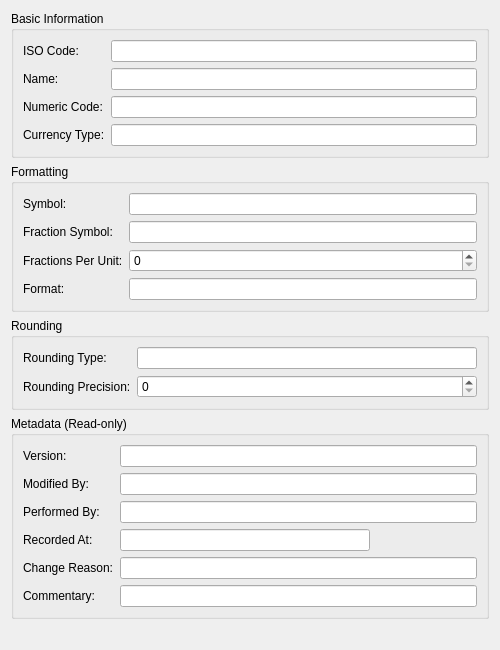
Old version of the form projects/ores.qt/ui/CurrencyDetailDialog.ui in the repository OreStudio/OreStudio.
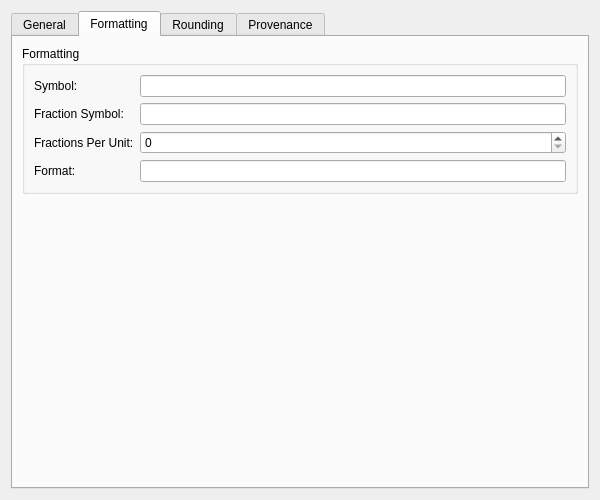
New version of the form. The open tabs and pages were chosen to show the change. Custom widgets are drawn as their Qt base class.

Commit message: [qt] Standardise all detail dialogs with tabbed layout

```diff
--- a/projects/ores.qt/ui/CurrencyDetailDialog.ui
+++ b/projects/ores.qt/ui/CurrencyDetailDialog.ui
@@ -6,10 +6,16 @@
    <rect>
     <x>0</x>
     <y>0</y>
-    <width>500</width>
-    <height>650</height>
+    <width>600</width>
+    <height>500</height>
    </rect>
   </property>
+  <property name="minimumSize">
+   <size>
+    <width>600</width>
+    <height>500</height>
+   </size>
+  </property>
   <property name="sizePolicy">
    <sizepolicy hsizetype="Preferred" vsizetype="Preferred">
     <horstretch>0</horstretch>
@@ -21,6 +27,12 @@
   </property>
   <layout class="QVBoxLayout" name="verticalLayout">
    <item>
+    <widget class="QTabWidget" name="tabWidget">
+     <property name="currentIndex"><number>0</number></property>
+     <widget class="QWidget" name="generalTab">
+      <attribute name="title"><string>General</string></attribute>
+      <layout class="QVBoxLayout" name="generalLayout">
+       <item>
     <widget class="QGroupBox" name="basicInfoGroup">
      <property name="title">
       <string>Basic Information</string>
@@ -74,6 +86,24 @@
     </widget>
    </item>
    <item>
+        <spacer name="verticalSpacer">
+         <property name="orientation">
+          <enum>Qt::Vertical</enum>
+         </property>
+         <property name="sizeHint" stdset="0">
+          <size>
+           <width>20</width>
+           <height>40</height>
+          </size>
+         </property>
+        </spacer>
+       </item>
+      </layout>
+     </widget>
+     <widget class="QWidget" name="formattingTab">
+      <attribute name="title"><string>Formatting</string></attribute>
+      <layout class="QVBoxLayout" name="formattingLayout">
+       <item>
     <widget class="QGroupBox" name="formattingGroup">
      <property name="title">
       <string>Formatting</string>
@@ -127,6 +157,24 @@
     </widget>
    </item>
    <item>
+        <spacer name="verticalSpacer_2">
+         <property name="orientation">
+          <enum>Qt::Vertical</enum>
+         </property>
+         <property name="sizeHint" stdset="0">
+          <size>
+           <width>20</width>
+           <height>40</height>
+          </size>
+         </property>
+        </spacer>
+       </item>
+      </layout>
+     </widget>
+     <widget class="QWidget" name="roundingTab">
+      <attribute name="title"><string>Rounding</string></attribute>
+      <layout class="QVBoxLayout" name="roundingLayout">
+       <item>
     <widget class="QGroupBox" name="roundingGroup">
      <property name="title">
       <string>Rounding</string>
@@ -163,106 +211,7 @@
     </widget>
    </item>
    <item>
-    <widget class="QGroupBox" name="metadataGroup">
-     <property name="title">
-      <string>Metadata (Read-only)</string>
-     </property>
-     <layout class="QFormLayout" name="formLayout_4">
-      <item row="0" column="0">
-       <widget class="QLabel" name="labelVersion">
-        <property name="text">
-         <string>Version:</string>
-        </property>
-       </widget>
-      </item>
-      <item row="0" column="1">
-       <widget class="QLineEdit" name="versionEdit">
-        <property name="readOnly">
-         <bool>true</bool>
-        </property>
-       </widget>
-      </item>
-      <item row="1" column="0">
-       <widget class="QLabel" name="labelModifiedBy">
-        <property name="text">
-         <string>Modified By:</string>
-        </property>
-       </widget>
-      </item>
-      <item row="1" column="1">
-       <widget class="QLineEdit" name="modifiedByEdit">
-        <property name="readOnly">
-         <bool>true</bool>
-        </property>
-       </widget>
-      </item>
-      <item row="2" column="0">
-       <widget class="QLabel" name="labelPerformedBy">
-        <property name="text">
-         <string>Performed By:</string>
-        </property>
-       </widget>
-      </item>
-      <item row="2" column="1">
-       <widget class="QLineEdit" name="performedByEdit">
-        <property name="readOnly">
-         <bool>true</bool>
-        </property>
-       </widget>
-      </item>
-      <item row="3" column="0">
-       <widget class="QLabel" name="labelRecordedAt">
-        <property name="text">
-         <string>Recorded At:</string>
-        </property>
-       </widget>
-      </item>
-      <item row="3" column="1">
-       <widget class="QLineEdit" name="recordedAtEdit">
-        <property name="readOnly">
-         <bool>true</bool>
-        </property>
-        <property name="maximumSize">
-         <size>
-          <width>250</width>
-          <height>16777215</height>
-         </size>
-        </property>
-       </widget>
-      </item>
-      <item row="4" column="0">
-       <widget class="QLabel" name="labelChangeReason">
-        <property name="text">
-         <string>Change Reason:</string>
-        </property>
-       </widget>
-      </item>
-      <item row="4" column="1">
-       <widget class="QLineEdit" name="changeReasonEdit">
-        <property name="readOnly">
-         <bool>true</bool>
-        </property>
-       </widget>
-      </item>
-      <item row="5" column="0">
-       <widget class="QLabel" name="labelCommentary">
-        <property name="text">
-         <string>Commentary:</string>
-        </property>
-       </widget>
-      </item>
-      <item row="5" column="1">
-       <widget class="QLineEdit" name="commentaryEdit">
-        <property name="readOnly">
-         <bool>true</bool>
-        </property>
-       </widget>
-      </item>
-     </layout>
-    </widget>
-   </item>
-   <item>
-    <spacer name="verticalSpacer">
+        <spacer name="verticalSpacer_3">
      <property name="orientation">
       <enum>Qt::Vertical</enum>
      </property>
@@ -276,6 +225,25 @@
    </item>
   </layout>
  </widget>
+     <widget class="QWidget" name="provenanceTab">
+      <attribute name="title"><string>Provenance</string></attribute>
+      <layout class="QVBoxLayout" name="provenanceTabLayout">
+       <item>
+        <widget class="ores::qt::ProvenanceWidget" name="provenanceWidget" native="true"/>
+       </item>
+      </layout>
+     </widget>
+    </widget>
+   </item>
+  </layout>
+ </widget>
+ <customwidgets>
+  <customwidget>
+   <class>ores::qt::ProvenanceWidget</class>
+   <extends>QWidget</extends>
+   <header>ores.qt/ProvenanceWidget.hpp</header>
+  </customwidget>
+ </customwidgets>
  <resources/>
  <connections/>
 </ui>
```
Lines whose indentation alone changed are shown as unchanged. The commit also changes 100 other files.
